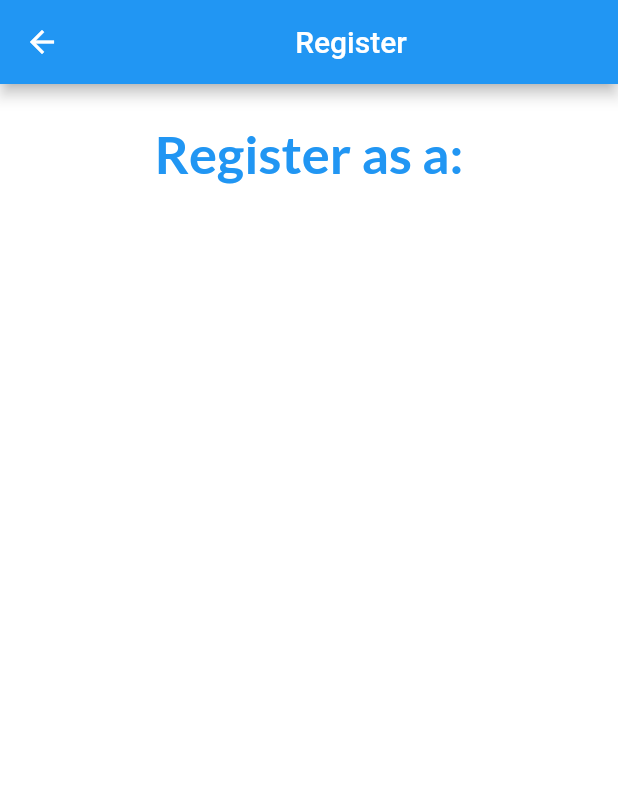
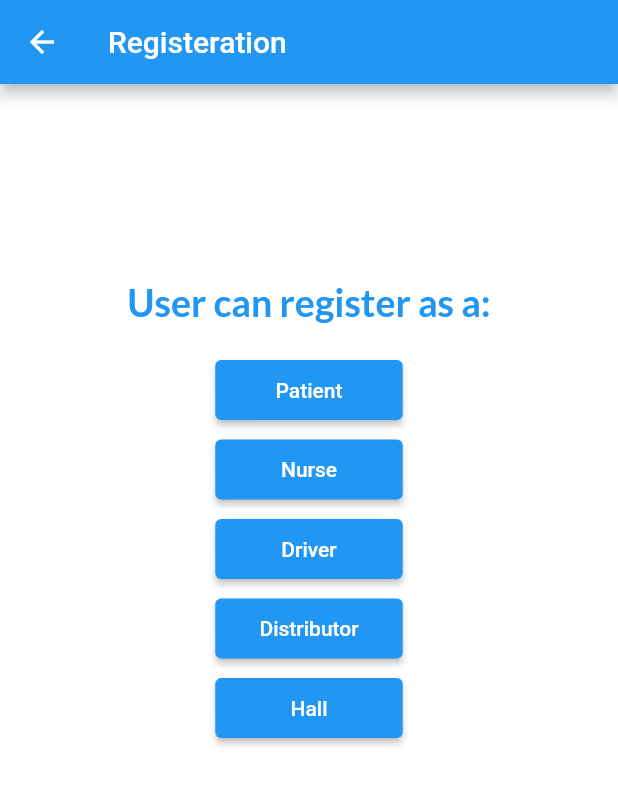
Before and after one commit to SibaGxolo/clinic_management_prototype, a Flutter app: the screen it shows after launch, after a tap on "Register", on a phone screen of 412 x 824 dp. Shown: the top 785 px of the screen. Run offline on Flutter 3.47's test engine with Material 2 defaults, Android fonts, the phone set to English and light mode, and no system bars; our stand-ins replace google_fonts.

Commit message:
kat 2nd commit

```diff
--- a/lib/main.dart
+++ b/lib/main.dart
@@ -33,4 +33,3 @@ class _LoginPageState extends State<LoginPage> {
     );
   }
 }
-//Dom Peri
--- a/lib/pages/login.dart
+++ b/lib/pages/login.dart
@@ -55,7 +55,7 @@ class Login extends StatelessWidget {
                             Navigator.push(
                                 context,
                                 MaterialPageRoute(
-                                    builder: (context) => const Register()));
+                                    builder: (context) => Register()));
                           }),
                     ],
                   ),
--- /dev/null
+++ b/lib/pages/patient.dart
@@ -0,0 +1,12 @@
+import 'package:flutter/material.dart';
+
+class Patient extends StatelessWidget {
+  const Patient ({ Key? key }) : super(key: key);
+
+  @override
+  Widget build(BuildContext context) {
+    return Container(
+
+    );
+  }
+}
--- a/lib/pages/register.dart
+++ b/lib/pages/register.dart
@@ -1,37 +1,62 @@
+import 'package:clinic_management_prototype/pages/patient.dart';
+import 'package:clinic_management_prototype/widgets/button.dart';
 import 'package:flutter/material.dart';
 import 'package:google_fonts/google_fonts.dart';
 
 class Register extends StatelessWidget {
-  const Register({Key? key}) : super(key: key);
+   Register ({Key? key}) : super(key: key);
 
   @override
   Widget build(BuildContext context) {
     return Scaffold(
       backgroundColor: Colors.white,
-      appBar: AppBar(
-        title: const Center(
-          child: Text('Register'),
-        ),
+      appBar: AppBar( //kkm code
+        title: Text('Registeration'),
       ),
-      body: SafeArea(
-        child: Column(
-          children: [
-            const SizedBox(
-              height: 25,
-            ),
-            Center(
-              child: Text(
-                'Register as a:',
-                style: GoogleFonts.lato(
+      body: Center(
+     child: Column(
+       children: [
+         SizedBox(height: 130),
+         Text('User can register as a:',textAlign: TextAlign.center,
+           style: GoogleFonts.lato(
                   color: Colors.blue,
                   fontWeight: FontWeight.w700,
-                  fontSize: 35,
-                ),
-              ),
-            ),
-          ],
-        ),
+                  fontSize: 25,
+         )),
+         SizedBox(height: 20,),
+        Button(
+             buttontext: 'Patient',
+             onPressed: ()
+             {
+                 Navigator.push(
+                 context,
+                 MaterialPageRoute(
+                builder: (context) => Patient()
+                ));
+               }),
+          SizedBox(height: 5),
+        Button(buttontext: 'Nurse', onPressed: ()
+        {
+
+        }),
+         SizedBox(height: 5),
+        Button(buttontext: 'Driver', onPressed: ()
+        {
+
+        }),
+         SizedBox(height: 5),
+        Button(buttontext: 'Distributor', onPressed: ()
+        {
+
+        }),
+         SizedBox(height: 5),
+        Button(buttontext: 'Hall', onPressed: ()
+        {
+
+        }),
+
+       ]),
       ),
     );
-  }
+  }//kkm code
 }
```
Also changed, not shown: pubspec.lock.
